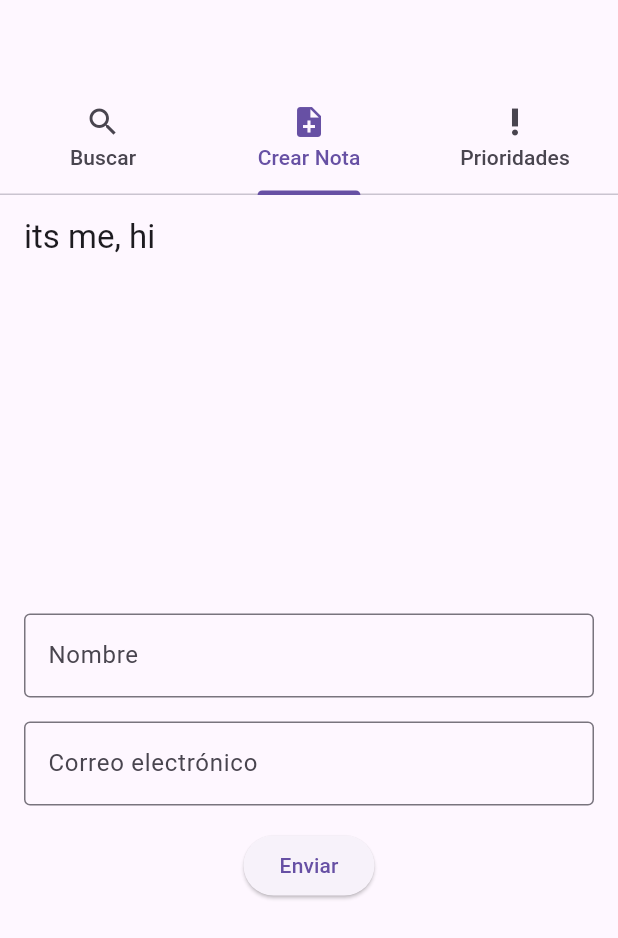
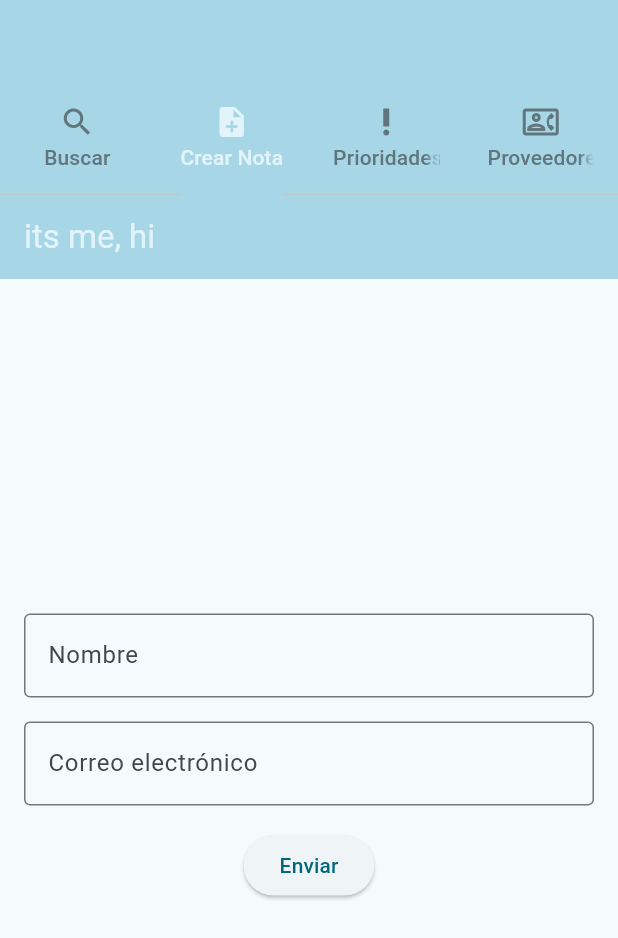
Before and after one commit to inseht/tintoreriadigital, a Flutter app: the screen it shows after launch, tab 2 chosen, on a phone screen of 412 x 824 dp. Shown: the top 938 px of the screen. Run offline on Flutter 3.47's test engine with Material 3 defaults, Android fonts, the phone set to English and light mode, and no system bars; our stand-ins replace sqflite_common_ffi; accounts and stored records are empty.

Commit message:
avance, sql actualizado, main separado blabla

```diff
--- a/lib/main.dart
+++ b/lib/main.dart
@@ -1,10 +1,9 @@
 import 'package:flutter/material.dart';
-import 'buscar.dart';
-import 'crearnota.dart';
-import 'prioridades.dart';
+import 'temas/apptheme.dart';
+import 'vistas/vista_principal.dart';
 
 void main() {
-  runApp(MainApp());
+  runApp(const MainApp());
 }
 
 class MainApp extends StatelessWidget {
@@ -13,54 +12,10 @@ class MainApp extends StatelessWidget {
   @override
   Widget build(BuildContext context) {
     return MaterialApp(
-      home: MainScreen(),
+      theme: AppTheme.lightTheme,
+      darkTheme: AppTheme.darkTheme,
+      themeMode: ThemeMode.system,
+      home: const MainView(),
     );
   }
 }
-
-class MainScreen extends StatefulWidget {
-  const MainScreen({super.key});
-
-  @override
-  _MainScreenState createState() => _MainScreenState();
-}
-
-class _MainScreenState extends State<MainScreen> with SingleTickerProviderStateMixin {
-  late TabController _tabController;
-
-  @override
-  void initState() {
-    super.initState();
-    _tabController = TabController(length: 3, vsync: this);
-  }
-
-  @override
-  void dispose() {
-    _tabController.dispose();
-    super.dispose();
-  }
-
-  @override
-  Widget build(BuildContext context) {
-    return Scaffold(
-      appBar: AppBar(
-        bottom: TabBar(
-          controller: _tabController,
-          tabs: const [
-            Tab(icon: Icon(Icons.search), text: 'Buscar'),
-            Tab(icon: Icon(Icons.note_add), text: 'Crear Nota'),
-            Tab(icon: Icon(Icons.priority_high), text: 'Prioridades'),
-          ],
-        ),
-      ),
-      body: TabBarView(
-        controller: _tabController,
-        children: [
-          Buscar(),
-          CrearNota(),
-          Prioridades(),
-        ],
-      ),
-    );
-  }
-}
--- /dev/null
+++ b/lib/temas/apptheme.dart
@@ -0,0 +1,61 @@
+import 'package:flutter/material.dart';
+
+class AppTheme {
+  // Modo claro
+  static final ThemeData lightTheme = ThemeData(
+    colorScheme: ColorScheme.fromSeed(
+      seedColor: Color.fromRGBO(167, 215, 231, 1),
+      brightness: Brightness.light,
+    ),
+    iconTheme: const IconThemeData(
+      color: Color.fromRGBO(226, 244, 250, 1),
+    ),
+    appBarTheme: const AppBarTheme(
+      backgroundColor: Color.fromRGBO(167, 215, 231, 1),
+      foregroundColor: Color.fromRGBO(226, 244, 250, 1),
+      iconTheme: IconThemeData(
+      color: Color.fromRGBO(226, 244, 250, 1),
+    ),
+    ),
+    floatingActionButtonTheme: const FloatingActionButtonThemeData(
+      backgroundColor: Color.fromRGBO(167, 215, 231, 1),
+      foregroundColor: Color.fromRGBO(226, 244, 250, 1),
+    ),
+    inputDecorationTheme: const InputDecorationTheme(
+      border: OutlineInputBorder(),
+    ),
+    tabBarTheme: const TabBarTheme(
+      labelColor: Color.fromRGBO(226, 244, 250, 1),
+      unselectedLabelColor: Color.fromRGBO(96, 118, 124, 1),
+      indicator: UnderlineTabIndicator(
+        borderSide: BorderSide(
+      color: Color.fromRGBO(167, 215, 231, 1),
+      width: 2.0,
+    ),
+  ),
+),
+
+  );
+
+  // Modo oscuro
+  static final ThemeData darkTheme = ThemeData(
+    colorScheme: ColorScheme.fromSeed(
+      seedColor: Color.fromRGBO(167, 215, 231, 1),
+      brightness: Brightness.dark,
+    ),
+    appBarTheme: const AppBarTheme(
+      backgroundColor: Color.fromRGBO(167, 215, 231, 1),
+      foregroundColor: Color.fromRGBO(226, 244, 250, 1),
+          iconTheme: IconThemeData(
+      color: Color.fromRGBO(226, 244, 250, 1),
+    ),
+    ),
+    floatingActionButtonTheme: const FloatingActionButtonThemeData(
+      backgroundColor: Color.fromRGBO(167, 215, 231, 1),
+      foregroundColor: Color.fromRGBO(135, 164, 173, 1),
+    ),
+    inputDecorationTheme: const InputDecorationTheme(
+      border: OutlineInputBorder(),
+    ),
+  );
+}
--- a/lib/prioridades.dart
+++ b/lib/vistas/buscar.dart
@@ -1,6 +1,8 @@
 import 'package:flutter/material.dart';
 
-class Prioridades extends StatelessWidget {
+class Buscar extends StatelessWidget {
+  const Buscar({super.key});
+
   @override
   Widget build(BuildContext context) {
     return Scaffold(
--- a/lib/crearnota.dart
+++ b/lib/vistas/crearnota.dart
@@ -2,6 +2,8 @@ import 'package:flutter/material.dart';
 
 class CrearNota extends StatelessWidget {
   final _formKey = GlobalKey<FormState>();
+
+  CrearNota({super.key});
 
   @override
   Widget build(BuildContext context) {
@@ -45,7 +47,6 @@ class CrearNota extends StatelessWidget {
               ElevatedButton(
                 onPressed: () {
                   if (_formKey.currentState!.validate()) {
-                    // Realiza alguna acción cuando el formulario es válido
                     ScaffoldMessenger.of(context).showSnackBar(
                       const SnackBar(content: Text('Formulario enviado')),
                     );
--- /dev/null
+++ b/lib/vistas/lib/temas/apptheme.dart
@@ -0,0 +1 @@
+// TODO Implement this library.
--- a/lib/buscar.dart
+++ b/lib/vistas/prioridades.dart
@@ -1,6 +1,9 @@
+
 import 'package:flutter/material.dart';
 
-class Buscar extends StatelessWidget {
+class Prioridades extends StatelessWidget {
+  const Prioridades({super.key});
+
   @override
   Widget build(BuildContext context) {
     return Scaffold(
--- /dev/null
+++ b/lib/vistas/vista_principal.dart
@@ -0,0 +1,54 @@
+import 'package:flutter/material.dart';
+import 'buscar.dart';
+import 'crearnota.dart';
+import 'prioridades.dart';
+import 'proveedores.dart';
+
+class MainView extends StatefulWidget {
+  const MainView({super.key});
+
+  @override
+  _MainViewState createState() => _MainViewState();
+}
+
+class _MainViewState extends State<MainView> with SingleTickerProviderStateMixin {
+  late TabController _tabController;
+
+  @override
+  void initState() {
+    super.initState();
+    _tabController = TabController(length: 4, vsync: this);
+  }
+
+  @override
+  void dispose() {
+    _tabController.dispose();
+    super.dispose();
+  }
+
+  @override
+  Widget build(BuildContext context) {
+    return Scaffold(
+      appBar: AppBar(
+        bottom: TabBar(
+          controller: _tabController,
+          tabs: const [
+            Tab(icon: Icon(Icons.search), text: 'Buscar'),
+            Tab(icon: Icon(Icons.note_add), text: 'Crear Nota'),
+            Tab(icon: Icon(Icons.priority_high), text: 'Prioridades'),
+            Tab(icon: Icon(Icons.contact_phone_outlined), text: 'Proveedores'),
+          ],
+        ),
+      ),
+      body: TabBarView(
+        controller: _tabController,
+        children: [
+          Buscar(),
+          CrearNota(),
+          Prioridades(),
+          Proveedores()
+        ],
+      ),
+    );
+  }
+}
--- a/pubspec.yaml
+++ b/pubspec.yaml
@@ -9,8 +9,8 @@ environment:
 dependencies:
   flutter:
     sdk: flutter
-  sqflite: ^2.0.0+4
   path: ^1.8.3
+  sqflite_common_ffi: ^2.3.4
 
 dev_dependencies:
   flutter_test:
```
Also changed, not shown: lib/bd/bdmodel.dart (+16 -108 lines), lib/vistas/proveedores.dart (added, +35 -0 lines), pubspec.lock, 1 other file.
